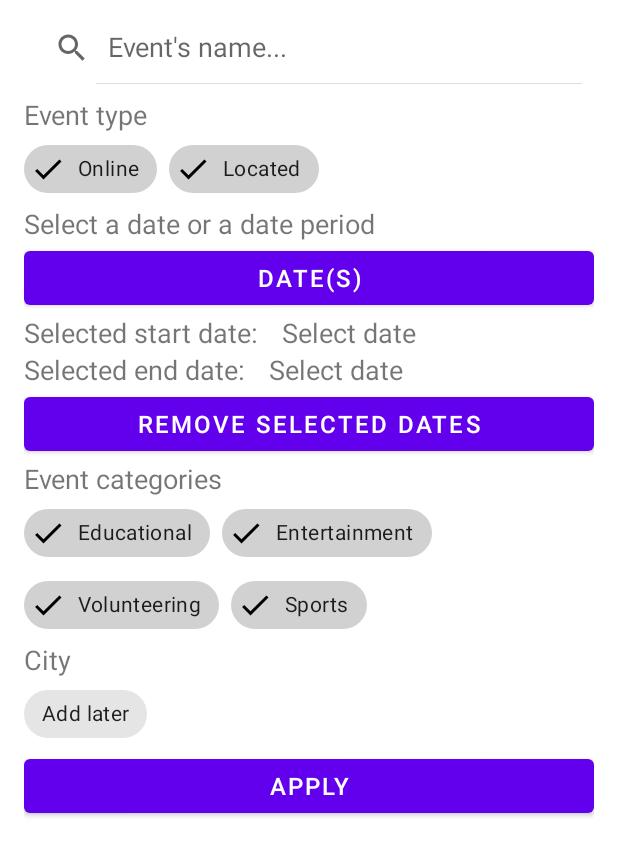
After one commit to Ahmad-Alawneh99/EventLocator_Organizers, an Android app: the layout fragment_filter_previous_events.xml on its own in the app's theme, with its tools: preview values and no code run, on a phone screen of 412 x 824 dp. The commit adds this screen. Shown: the top 856 px of the screen. Run offline under Robolectric (Android 15) with nearby library versions, the phone set to English and light mode, and no system bars.

Commit message:
added filtering fragment

```diff
--- a/app/build.gradle
+++ b/app/build.gradle
@@ -43,6 +43,7 @@ dependencies {
     implementation 'androidx.appcompat:appcompat:1.2.0'
     implementation 'com.google.android.material:material:1.3.0'
     implementation 'androidx.constraintlayout:constraintlayout:2.0.4'
+    implementation 'androidx.fragment:fragment-ktx:1.3.0'
     testImplementation 'junit:junit:4.+'
     androidTestImplementation 'androidx.test.ext:junit:1.1.2'
     androidTestImplementation 'androidx.test.espresso:espresso-core:3.3.0'
--- a/app/src/main/res/layout/activity_create_event.xml
+++ b/app/src/main/res/layout/activity_create_event.xml
@@ -116,7 +116,7 @@
             <TextView
                 android:layout_width="wrap_content"
                 android:layout_height="wrap_content"
-                android:text="@string/type"
+                android:text="@string/event_type"
                 android:textSize="@dimen/larger_label"/>
 
             <RadioGroup
--- /dev/null
+++ b/app/src/main/res/layout/fragment_filter_previous_events.xml
@@ -0,0 +1,194 @@
+<?xml version="1.0" encoding="utf-8"?>
+<LinearLayout xmlns:android="http://schemas.android.com/apk/res/android"
+    android:layout_width="match_parent"
+    android:layout_height="wrap_content"
+    xmlns:app="http://schemas.android.com/apk/res-auto"
+    android:orientation="vertical"
+    android:layout_marginStart="@dimen/et_start_end_margin"
+    android:layout_marginEnd="@dimen/et_start_end_margin"
+    android:layout_marginTop="8dp">
+
+    <SearchView
+        android:id="@+id/svEventName"
+        android:layout_width="match_parent"
+        android:layout_height="wrap_content"
+        android:queryHint="Event's name..."
+        android:iconifiedByDefault="false"
+        android:layout_marginBottom="8dp"/>
+    <TextView
+        android:layout_width="wrap_content"
+        android:layout_height="wrap_content"
+        android:textSize="@dimen/larger_label"
+        android:text="@string/event_type"/>
+
+    <com.google.android.material.chip.ChipGroup
+        android:layout_width="match_parent"
+        android:layout_height="wrap_content"
+        app:singleSelection="false"
+        app:selectionRequired="true">
+
+        <com.google.android.material.chip.Chip
+            android:id="@+id/cOnline"
+            android:layout_width="wrap_content"
+            android:layout_height="wrap_content"
+            android:checked="true"
+            android:text="@string/online"
+            android:checkable="true"
+            style="@style/Widget.MaterialComponents.Chip.Filter" />
+
+        <com.google.android.material.chip.Chip
+            android:id="@+id/cLocated"
+            android:layout_width="wrap_content"
+            android:layout_height="wrap_content"
+            android:checked="true"
+            android:text="@string/located"
+            android:checkable="true"
+            style="@style/Widget.MaterialComponents.Chip.Filter" />
+
+    </com.google.android.material.chip.ChipGroup>
+
+    <TextView
+        android:layout_width="wrap_content"
+        android:layout_height="wrap_content"
+        android:textSize="@dimen/larger_label"
+        android:text="@string/select_a_date_or_a_date_period"/>
+
+    <Button
+        android:id="@+id/btnSelectDates"
+        android:layout_width="match_parent"
+        android:layout_height="wrap_content"
+        android:text="@string/date_s"
+        android:textSize="@dimen/button_size"/>
+
+    <LinearLayout
+        android:layout_width="match_parent"
+        android:layout_height="wrap_content"
+        android:orientation="horizontal">
+        <TextView
+
+            android:layout_width="wrap_content"
+            android:layout_height="wrap_content"
+            android:text="@string/start_date"
+            android:layout_marginEnd="16dp"
+            android:textSize="@dimen/larger_label"/>
+
+        <TextView
+            android:id="@+id/tvStartDate"
+            android:layout_width="wrap_content"
+            android:layout_height="wrap_content"
+            android:text="@string/select_date"
+            android:textSize="@dimen/larger_label"/>
+    </LinearLayout>
+
+    <LinearLayout
+        android:layout_width="match_parent"
+        android:layout_height="wrap_content"
+        android:orientation="horizontal">
+        <TextView
+            android:layout_width="wrap_content"
+            android:layout_height="wrap_content"
+            android:text="@string/end_date"
+            android:layout_marginEnd="16dp"
+            android:textSize="@dimen/larger_label"/>
+
+        <TextView
+            android:id="@+id/tvEndDate"
+            android:layout_width="wrap_content"
+            android:layout_height="wrap_content"
+            android:text="@string/select_date"
+            android:textSize="@dimen/larger_label"/>
+    </LinearLayout>
+
+    <Button
+        android:id="@+id/btnRemoveDates"
+        android:layout_width="match_parent"
+        android:layout_height="wrap_content"
+        android:text="@string/remove_selected_dates"
+        android:textSize="@dimen/button_size"/>
+
+
+    <TextView
+        android:layout_width="wrap_content"
+        android:layout_height="wrap_content"
+        android:textSize="@dimen/larger_label"
+        android:text="@string/event_categories"/>
+
+    <com.google.android.material.chip.ChipGroup
+        android:layout_width="match_parent"
+        android:layout_height="wrap_content"
+        app:singleSelection="false"
+        app:selectionRequired="true">
+
+        <com.google.android.material.chip.Chip
+            android:id="@+id/cbEducational"
+            android:layout_width="wrap_content"
+            android:layout_height="wrap_content"
+            android:checked="true"
+            android:text="@string/educational"
+            android:checkable="true"
+            style="@style/Widget.MaterialComponents.Chip.Filter" />
+
+        <com.google.android.material.chip.Chip
+            android:id="@+id/cbEntertainment"
+            android:layout_width="wrap_content"
+            android:layout_height="wrap_content"
+            android:checked="true"
+            android:text="@string/entertainment"
+            android:checkable="true"
+            style="@style/Widget.MaterialComponents.Chip.Filter" />
+
+        <com.google.android.material.chip.Chip
+            android:id="@+id/cbVolunteering"
+            android:layout_width="wrap_content"
+            android:layout_height="wrap_content"
+            android:checked="true"
+            android:text="@string/volunteering"
+            android:checkable="true"
+            style="@style/Widget.MaterialComponents.Chip.Filter" />
+
+        <com.google.android.material.chip.Chip
+            android:id="@+id/cbSports"
+            android:layout_width="wrap_content"
+            android:layout_height="wrap_content"
+            android:checked="true"
+            android:text="@string/sports"
+            android:checkable="true"
+            style="@style/Widget.MaterialComponents.Chip.Filter" />
+
+    </com.google.android.material.chip.ChipGroup>
+
+
+    <TextView
+        android:layout_width="wrap_content"
+        android:layout_height="wrap_content"
+        android:textSize="@dimen/larger_label"
+        android:text="@string/city"/>
+
+    <com.google.android.material.chip.ChipGroup
+        android:layout_width="match_parent"
+        android:layout_height="wrap_content"
+        app:singleSelection="false"
+        app:selectionRequired="true">
+
+        <com.google.android.material.chip.Chip
+            android:id="@+id/ctemp"
+            android:layout_width="wrap_content"
+            android:layout_height="wrap_content"
+            android:text="Add later"
+            android:checkable="true"
+            style="@style/Widget.MaterialComponents.Chip.Filter" />
+
+    </com.google.android.material.chip.ChipGroup>
+
+    <Button
+        android:id="@+id/btnApply"
+        android:layout_width="match_parent"
+        android:layout_height="wrap_content"
+        android:text="@string/apply"
+        android:textSize="@dimen/button_size"/>
+
+
+
+
+
+</LinearLayout>
--- a/app/src/main/res/values/strings.xml
+++ b/app/src/main/res/values/strings.xml
@@ -57,7 +57,7 @@
     <string name="select_date">Select date</string>
     <string name="start_date">Selected start date:</string>
     <string name="end_date">Selected end date:</string>
-    <string name="type">Type</string>
+    <string name="event_type">Event type</string>
     <string name="online">Online</string>
     <string name="located">Located</string>
     <string name="sessions">Sessions</string>
@@ -130,4 +130,10 @@
     <string name="message">Message</string>
     <string name="send_email">Send Email</string>
     <string name="title_length_error">Title length should be less than 64 characters</string>
+    <string name="confirm">Confirm</string>
+    <string name="scan_qr_code">Scan QR code</string>
+    <string name="event_categories">Event categories</string>
+    <string name="select_a_date_or_a_date_period">Select a date or a date period</string>
+    <string name="remove_selected_dates">Remove selected dates</string>
+    <string name="apply">Apply</string>
 </resources>
```
Also changed, not shown: app/src/main/AndroidManifest.xml (+7 -4 lines), app/src/main/java/com/eventlocator/eventlocatororganizers/ui/CheckInParticipantActivity.kt (added, +14 -0 lines), app/src/main/java/com/eventlocator/eventlocatororganizers/ui/EventsActivity.kt (+36 -0 lines), app/src/main/java/com/eventlocator/eventlocatororganizers/ui/FilterPreviousEventsFragment.kt (added, +27 -0 lines), app/src/main/res/drawable/ic_check.xml (added, +10 -0 lines), app/src/main/res/drawable/ic_temp.xml (added, +10 -0 lines), app/src/main/res/layout/activity_check_in_participant.xml (added, +72 -0 lines), app/src/main/res/layout/activity_events.xml (+12 -3 lines).
